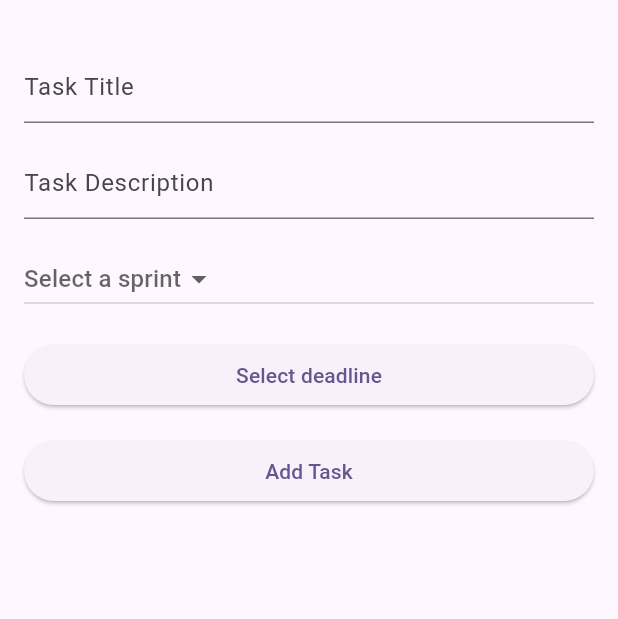
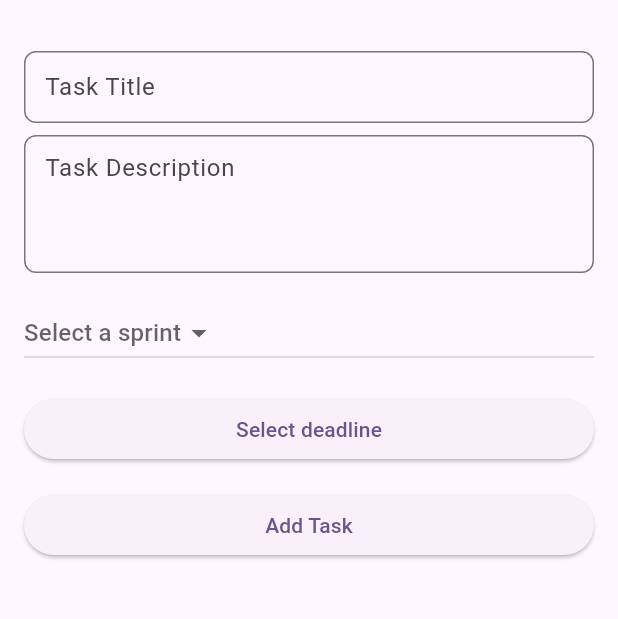
Before and after one commit to Arzije/Mobilt_Java22_Arzije_Ziberovska_Slutprojekt_Sprint_v_3, a Flutter app: the TaskPage screen opened directly, on a phone screen of 412 x 824 dp, the part 57-676 px from its top. Run offline on Flutter 3.47's test engine with Material 2 defaults, Android fonts, the phone set to English and light mode, and no system bars; our stand-ins replace cloud_firestore, firebase_core; accounts and stored records are empty.

Commit message:
Ninth commit

```diff
--- a/lib/login_page.dart
+++ b/lib/login_page.dart
@@ -1,7 +1,6 @@
 import 'package:flutter/material.dart';
 import 'package:cloud_firestore/cloud_firestore.dart';
 import 'main.dart';
-import 'task_page.dart';
 
 class LoginPage extends StatefulWidget {
   @override
@@ -23,7 +22,6 @@ class _LoginPageState extends State<LoginPage> {
 
       if (result.docs.isNotEmpty) {
         print("Successfully logged in with email: ${emailController.text}");
-        // Använd routerDelegate för navigering
         (Router.of(context).routerDelegate as AppRouterDelegate).setNewRoutePath(AppRoutes.tasks);
       } else {
         print("Login failed. Invalid email or password.");
@@ -39,7 +37,7 @@ class _LoginPageState extends State<LoginPage> {
         appBar: AppBar(title: Text('Login')),
     body: Padding(
     padding: EdgeInsets.all(16.0),
-    child: SingleChildScrollView( // Lägg till denna rad
+    child: SingleChildScrollView(
         child: Column(
           mainAxisAlignment: MainAxisAlignment.center,
           children: [
@@ -60,7 +58,6 @@ class _LoginPageState extends State<LoginPage> {
             SizedBox(height: 20),
             ElevatedButton(
               onPressed: () {
-                // Använd routerDelegate för att gå tillbaka till hemskärmen
                 (Router.of(context).routerDelegate as AppRouterDelegate).setNewRoutePath(AppRoutes.home);
               },
               child: Text('Go Back'),
--- a/lib/main.dart
+++ b/lib/main.dart
@@ -1,16 +1,11 @@
 import 'package:flutter/material.dart';
-
 import 'package:firebase_core/firebase_core.dart';
-
 import 'firebase_options.dart';
 
 import 'login_page.dart';
 import 'registration_page.dart';
-
-import 'task_model.dart';
 import 'task_page.dart';
 import 'completed_task_page.dart';
-
 
 void main() async {
   WidgetsFlutterBinding.ensureInitialized();
--- a/lib/registration_page.dart
+++ b/lib/registration_page.dart
@@ -16,8 +16,7 @@ class _RegisterPageState extends State<RegisterPage> {
     try {
       DocumentReference userRef = await firestore.collection('users').add({
         'email': emailController.text,
-        'password': passwordController.text, // Note: Storing plain passwords is not recommended!
-        // Add any other user attributes you want to save here
+        'password': passwordController.text,
       });
       print("User added with ID: ${userRef.id}");
     } catch (e) {
--- a/lib/task_model.dart
+++ b/lib/task_model.dart
@@ -9,7 +9,6 @@ class Task {
 
   Task({required this.id, required this.title, required this.description, required this.creationDate, required this.deadline});
 
-  // Konvertera från Firestore
   factory Task.fromFirestore(DocumentSnapshot doc) {
     Map<String, dynamic> data = doc.data() as Map<String, dynamic>;
     return Task(
@@ -21,7 +20,6 @@ class Task {
     );
   }
 
-  // Konvertera till Firestore
   Map<String, dynamic> toFirestore() {
     return {
       'title': title,
--- a/lib/task_page.dart
+++ b/lib/task_page.dart
@@ -14,12 +14,11 @@ class TaskPage extends StatefulWidget {
 class _TaskPageState extends State<TaskPage> {
   final TextEditingController titleController = TextEditingController();
   final TextEditingController descriptionController = TextEditingController();
-  // final TextEditingController sprintController = TextEditingController();
 
   DateTime? selectedDate;
 
   String? selectedSprint;
-  final List<String> sprints = ["Sprint 1", "Sprint 2", "Sprint 3"]; // You can extend this list
+  final List<String> sprints = ["Sprint 1", "Sprint 2", "Sprint 3"];
 
 
   Future<void> _addTask() async {
@@ -28,16 +27,14 @@ class _TaskPageState extends State<TaskPage> {
       await FirebaseFirestore.instance.collection('tasks').add({
         'title': titleController.text,
         'description': descriptionController.text,
-        'createdAt': DateTime.now().toUtc(), // Formaterar till HH:mm-format
+        'createdAt': DateTime.now().toUtc(),
         'deadline': selectedDate?.toUtc(),
         'sprint': selectedSprint,
         'isCompleted': false,
       });
 
-      // Rensa textfälten efter att ha lagt till uppgiften
       titleController.clear();
       descriptionController.clear();
-      // sprintController.clear();
 
       setState(() {
         selectedDate = null;
@@ -47,7 +44,6 @@ class _TaskPageState extends State<TaskPage> {
   }
 
   Future<void> _selectDate(BuildContext context) async {
-    // Funktion för att visa dataväljaren
     final DateTime? picked = await showDatePicker(
       context: context,
       initialDate: selectedDate ?? DateTime.now(),
@@ -62,10 +58,11 @@ class _TaskPageState extends State<TaskPage> {
 
   @override
   Widget build(BuildContext context) {
+    final orientation = MediaQuery.of(context).orientation;
+
     return GestureDetector(
       onTap: () {
-        FocusScope.of(context)
-            .unfocus(); // Detta kommer att gömma tangentbordet
+        FocusScope.of(context).unfocus();
       },
       child: Scaffold(
         resizeToAvoidBottomInset: true,
@@ -80,7 +77,7 @@ class _TaskPageState extends State<TaskPage> {
               },
               child: Text('Completed Tasks'),
               style: TextButton.styleFrom(
-                primary: Colors.purpleAccent, // Detta sätter textfärgen till vit
+                primary: Colors.purpleAccent,
               ),
             ),
           ],
@@ -88,21 +85,12 @@ class _TaskPageState extends State<TaskPage> {
         body: ListView(
           padding: const EdgeInsets.all(16.0),
           children: <Widget>[
-            TextField(
-              controller: titleController,
-              decoration: InputDecoration(
-                hintText: 'Task Title',
-              ),
-            ),
-            SizedBox(height: 16),
-            TextField(
-              controller: descriptionController,
-              decoration: InputDecoration(
-                hintText: 'Task Description',
-              ),
-            ),
-            SizedBox(height: 16),
-            DropdownButton<String>(  // ADDED
+            if (orientation == Orientation.portrait)
+              ..._buildPortraitTextFields()
+            else
+              ..._buildLandscapeTextFields(),
+
+            DropdownButton<String>(
               value: selectedSprint,
               hint: Text("Select a sprint"),
               onChanged: (String? newValue) {
@@ -119,7 +107,7 @@ class _TaskPageState extends State<TaskPage> {
             ),
             SizedBox(height: 16),
             ElevatedButton(
-              onPressed: () => _selectDate(context), // Visa dataväljaren
+              onPressed: () => _selectDate(context),
               child: Text(selectedDate == null
                   ? 'Select deadline'
                   : 'Deadline: ${selectedDate!.toLocal().toString().split(' ')[0]}'),
@@ -148,21 +136,19 @@ class _TaskPageState extends State<TaskPage> {
                   itemCount: tasks.length,
                   itemBuilder: (context, index) {
                     return ListTile(
-                      subtitle: Column(  // ADDED: Wrap the subtitle in a Column
-                        crossAxisAlignment: CrossAxisAlignment.start, // ADDED
-                        children: [  // ADDED
+                      subtitle: Column(
+                        crossAxisAlignment: CrossAxisAlignment.start,
+                        children: [
                           Text(tasks[index]['description']),
-                          SizedBox(height: 4),  // ADDED
-                          Text('Sprint: ${tasks[index]['sprint'] ?? 'None'}'),  // ADDED: Display the sprint
+                          SizedBox(height: 4),
+                          Text('Sprint: ${tasks[index]['sprint'] ?? 'None'}'),
                         ],
                       ),
                       trailing: Column(
                         crossAxisAlignment: CrossAxisAlignment.end,
                         children: [
                           Text('Created: ${DateFormat('yyyy-MM-dd, HH:mm').format((tasks[index]['createdAt'] as Timestamp).toDate())}'),
-
                           SizedBox(height: 4),
-
                           Text('Deadline: ${DateFormat('yyyy-MM-dd').format((tasks[index]['deadline'] as Timestamp).toDate())}'),
                         ],
                       ),
@@ -175,7 +161,7 @@ class _TaskPageState extends State<TaskPage> {
                               .update({
                             'isCompleted': newValue,
                           });
-                          setState(() {}); // Uppdatera UI
+                          setState(() {});
                         },
                       ),
                     );
@@ -188,4 +174,64 @@ class _TaskPageState extends State<TaskPage> {
       ),
     );
   }
+
+  List<Widget> _buildPortraitTextFields() {
+    return [
+      Padding(
+        padding: const EdgeInsets.only(bottom: 8.0),
+        child: TextField(
+          controller: titleController,
+          decoration: InputDecoration(
+            hintText: 'Task Title',
+            contentPadding: EdgeInsets.symmetric(vertical: 10.0, horizontal: 10.0),
+            border: OutlineInputBorder(
+              borderRadius: BorderRadius.circular(8.0),
+            ),
+          ),
+          maxLines: 1,
+        ),
+      ),
+      TextField(
+        controller: descriptionController,
+        decoration: InputDecoration(
+          hintText: 'Task Description',
+          contentPadding: EdgeInsets.symmetric(vertical: 10.0, horizontal: 10.0),
+          border: OutlineInputBorder(
+            borderRadius: BorderRadius.circular(8.0),
+          ),
+        ),
+        maxLines: 3,
+      ),
+      SizedBox(height: 16),
+    ];
+  }
+
+
+  List<Widget> _buildLandscapeTextFields() {
+    return [
+      Row(
+        children: [
+          Expanded(
+            child: TextField(
+              controller: titleController,
+              decoration: InputDecoration(
+                hintText: 'Task Title',
+              ),
+            ),
+          ),
+          SizedBox(width: 16),
+          Expanded(
+            child: TextField(
+              controller: descriptionController,
+              decoration: InputDecoration(
+                hintText: 'Task Description',
+              ),
+            ),
+          ),
+        ],
+      ),
+      SizedBox(height: 16),
+    ];
+  }
+
 }
```
